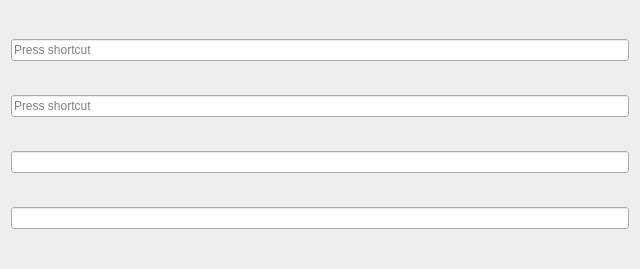
SunnyScreenshot/ShortcutInput, file widget.ui: the form before one commit.
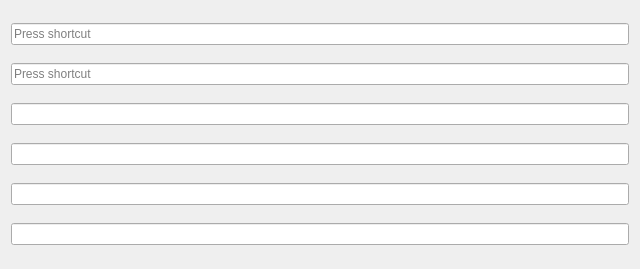
The form after the commit. Custom widgets are drawn as their Qt base class.

Commit message: feat: 支持使用 print screen 按键

Patch:
```diff
--- a/widget.ui
+++ b/widget.ui
@@ -24,7 +24,20 @@
     <widget class="ShortcutLineEdit" name="lineEdit_2"/>
    </item>
    <item>
-    <widget class="QLineEdit" name="lineEdit"/>
+    <widget class="ShortcutLineEdit" name="lineEdit_3"/>
+   </item>
+   <item>
+    <widget class="ShortcutLineEdit" name="lineEdit_4"/>
+   </item>
+   <item>
+    <widget class="QLineEdit" name="lineEdit">
+     <property name="text">
+      <string/>
+     </property>
+     <property name="placeholderText">
+      <string/>
+     </property>
+    </widget>
    </item>
   </layout>
  </widget>
```
The commit also changes 4 other files.
